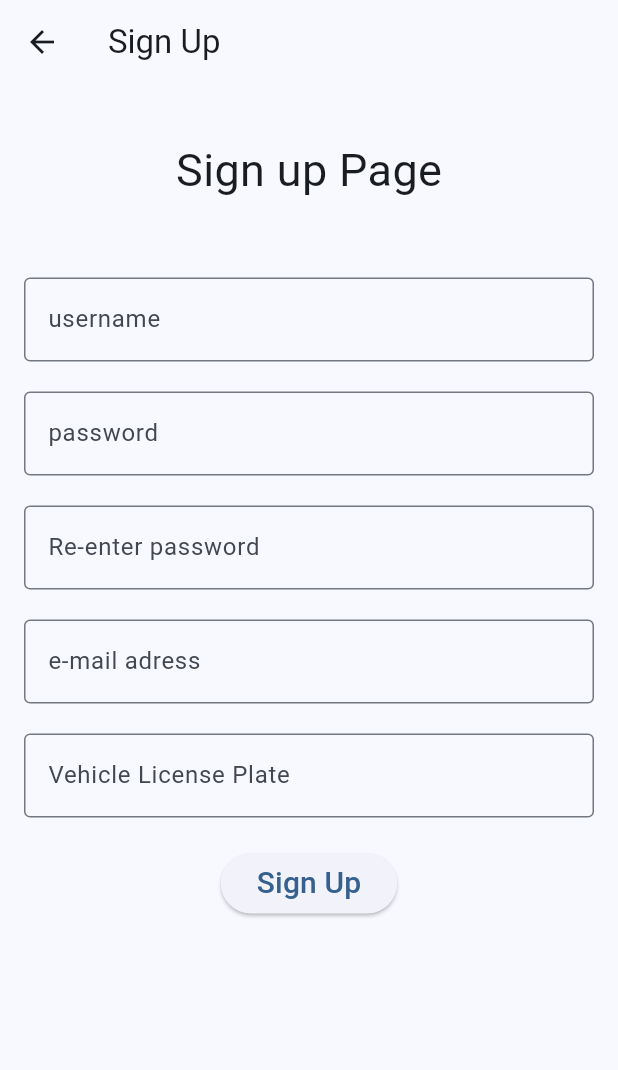
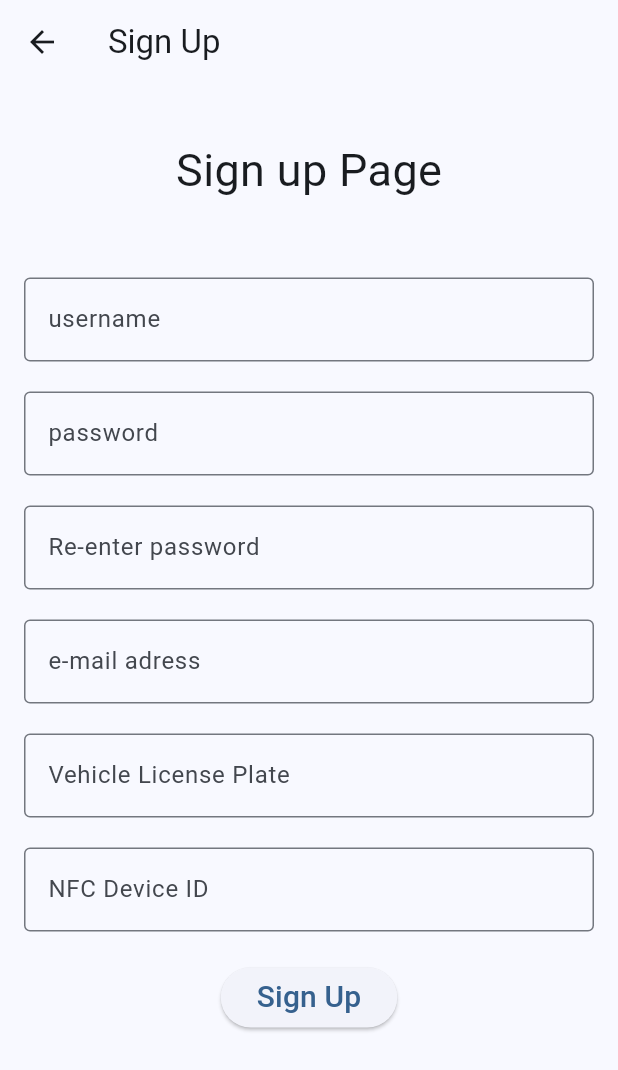
Before and after one commit to giorgos-konstant/smart_tolls, a Flutter app: the SignUpPage screen opened directly, after a tap on "Sign Up", on a phone screen of 412 x 824 dp. Shown: the top 1070 px of the screen. Run offline on Flutter 3.47's test engine with Material 3 defaults, Android fonts, the phone set to English and light mode, and no system bars; missing offline and left inert: dart:ffi; accounts and stored records are empty.

Commit message:
added deviceId var

```diff
--- a/lib/main.dart
+++ b/lib/main.dart
@@ -1,4 +1,6 @@
 // ignore_for_file: prefer_const_constructors, unused_import
+
+import 'dart:ffi';
 
 import 'package:flutter/material.dart';
 import 'package:http/http.dart' as http;
@@ -116,6 +118,7 @@ class SignUpPage extends StatelessWidget {
     TextEditingController valPasswordController = TextEditingController();
     TextEditingController emailController = TextEditingController();
     TextEditingController licensePlateController = TextEditingController();
+    TextEditingController deviceIdController = TextEditingController();
 
     return Scaffold(
       appBar: AppBar(
@@ -172,6 +175,14 @@ class SignUpPage extends StatelessWidget {
               ),
             ),
             SizedBox(height: 20),
+            TextField(
+              controller: deviceIdController,
+              decoration: InputDecoration(
+                labelText: 'NFC Device ID',
+                border: OutlineInputBorder(),
+              ),
+            ),
+            SizedBox(height: 20),
             ElevatedButton(
                 onPressed: () async {
                   String username = usernameController.text;
@@ -179,9 +190,10 @@ class SignUpPage extends StatelessWidget {
                   String valPwd = valPasswordController.text;
                   String email = emailController.text;
                   String licensePlate = licensePlateController.text;
+                  int deviceId = int.parse(deviceIdController.text);
 
-                  User? user = await signUpUser(
-                      username, password, valPwd, email, licensePlate);
+                  User? user = await signUpUser(username, password, valPwd,
+                      email, licensePlate, deviceId);
                   ChargePolicy? chargePolicy = await getPolicy();
                   auth.setUser(user!);
                   auth.setChargePolicy(chargePolicy!);
--- a/lib/models.dart
+++ b/lib/models.dart
@@ -5,6 +5,7 @@ class User {
   final String email;
   final String licensePlate;
   final double balance;
+  final int deviceId;
   final List<Transaction> transactions;
 
   User({
@@ -14,6 +15,7 @@ class User {
     required this.email,
     required this.licensePlate,
     required this.balance,
+    required this.deviceId,
     required this.transactions,
   });
 
@@ -24,6 +26,7 @@ class User {
         email = json['email'] as String,
         licensePlate = json['licensePlate'] as String,
         balance = json['balance'] as double,
+        deviceId = json['deviceId'] as int,
         transactions = json['transactions']
             .map<Transaction>((item) => Transaction.fromJson(item))
             .toList();
--- a/lib/post.dart
+++ b/lib/post.dart
@@ -24,7 +24,7 @@ Future<User?> loginUser(String username, String password) async {
 }
 
 Future<User?> signUpUser(String username, String password, String valPwd,
-    String email, String licensePlate) async {
+    String email, String licensePlate, int deviceId) async {
   final url = Uri.parse('BACKEND_URL');
 
   try {
@@ -35,7 +35,8 @@ Future<User?> signUpUser(String username, String password, String valPwd,
         'password': password,
         'valPassword': valPwd,
         'email': email,
-        'licensePlate': licensePlate
+        'licensePlate': licensePlate,
+        'deviceId': deviceId
       },
     );
 
```
